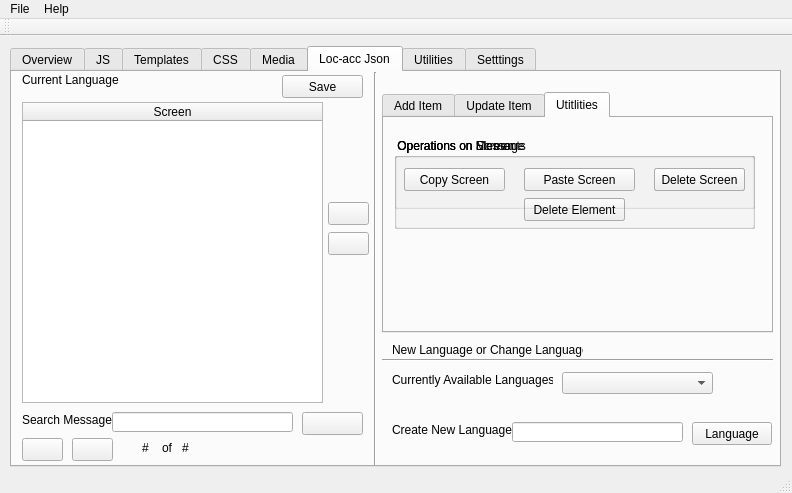
This is mainwindow.ui in vihangpatel/WatchDog2 as Qt 5 draws it before an edit. The edited form follows.
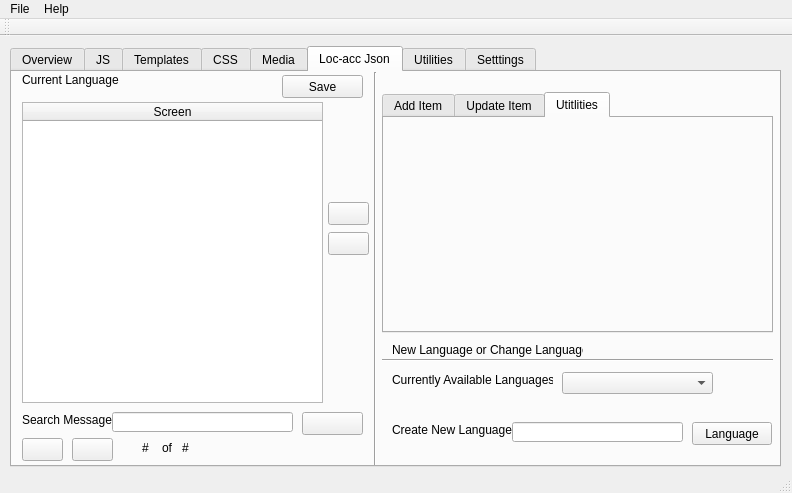
This is the edited form. The open tabs and pages were chosen to show the change. Icons and pictures are not drawn.

Commit message: Cut copy Paste operations are provided in the context menu on clicking the right mouse button.

Diff of the .ui file:
```diff
--- a/mainwindow.ui
+++ b/mainwindow.ui
@@ -1435,200 +1435,6 @@
        <attribute name="title">
         <string>Utitlities</string>
        </attribute>
-       <widget class="QGroupBox" name="groupBox_optMsg">
-        <property name="geometry">
-         <rect>
-          <x>10</x>
-          <y>20</y>
-          <width>361</width>
-          <height>91</height>
-         </rect>
-        </property>
-        <property name="title">
-         <string> Operations on Message</string>
-        </property>
-        <widget class="QPushButton" name="cutMsgBtn">
-         <property name="geometry">
-          <rect>
-           <x>10</x>
-           <y>30</y>
-           <width>91</width>
-           <height>23</height>
-          </rect>
-         </property>
-         <property name="text">
-          <string>Cut Message</string>
-         </property>
-        </widget>
-        <widget class="QPushButton" name="copyMsgBtn">
-         <property name="geometry">
-          <rect>
-           <x>130</x>
-           <y>30</y>
-           <width>101</width>
-           <height>23</height>
-          </rect>
-         </property>
-         <property name="text">
-          <string>Copy Message</string>
-         </property>
-        </widget>
-        <widget class="QPushButton" name="pasteMsgBtn">
-         <property name="geometry">
-          <rect>
-           <x>260</x>
-           <y>30</y>
-           <width>91</width>
-           <height>23</height>
-          </rect>
-         </property>
-         <property name="text">
-          <string>Paste Message</string>
-         </property>
-        </widget>
-        <widget class="QPushButton" name="dltMsgBtn">
-         <property name="geometry">
-          <rect>
-           <x>130</x>
-           <y>60</y>
-           <width>101</width>
-           <height>23</height>
-          </rect>
-         </property>
-         <property name="text">
-          <string>Delete Message</string>
-         </property>
-         <property name="icon">
-          <iconset resource="resources.qrc">
-           <normaloff>:/images/delete-48.png</normaloff>:/images/delete-48.png</iconset>
-         </property>
-        </widget>
-       </widget>
-       <widget class="QGroupBox" name="groupBox_optEle">
-        <property name="geometry">
-         <rect>
-          <x>10</x>
-          <y>20</y>
-          <width>361</width>
-          <height>91</height>
-         </rect>
-        </property>
-        <property name="title">
-         <string> Operations on Elements</string>
-        </property>
-        <widget class="QPushButton" name="cutEleBtn">
-         <property name="geometry">
-          <rect>
-           <x>10</x>
-           <y>30</y>
-           <width>91</width>
-           <height>23</height>
-          </rect>
-         </property>
-         <property name="text">
-          <string>Cut Element</string>
-         </property>
-        </widget>
-        <widget class="QPushButton" name="copyEleBtn">
-         <property name="geometry">
-          <rect>
-           <x>130</x>
-           <y>30</y>
-           <width>101</width>
-           <height>23</height>
-          </rect>
-         </property>
-         <property name="text">
-          <string>Copy Element</string>
-         </property>
-        </widget>
-        <widget class="QPushButton" name="pasteEleBtn">
-         <property name="geometry">
-          <rect>
-           <x>260</x>
-           <y>30</y>
-           <width>91</width>
-           <height>23</height>
-          </rect>
-         </property>
-         <property name="text">
-          <string>Paste Element</string>
-         </property>
-        </widget>
-        <widget class="QPushButton" name="dltEleBtn">
-         <property name="geometry">
-          <rect>
-           <x>130</x>
-           <y>60</y>
-           <width>101</width>
-           <height>23</height>
-          </rect>
-         </property>
-         <property name="text">
-          <string>Delete Element</string>
-         </property>
-         <property name="icon">
-          <iconset resource="resources.qrc">
-           <normaloff>:/images/delete-48.png</normaloff>:/images/delete-48.png</iconset>
-         </property>
-        </widget>
-       </widget>
-       <widget class="QGroupBox" name="groupBox_optScr">
-        <property name="geometry">
-         <rect>
-          <x>10</x>
-          <y>20</y>
-          <width>361</width>
-          <height>71</height>
-         </rect>
-        </property>
-        <property name="title">
-         <string> Operations on Screen</string>
-        </property>
-        <widget class="QPushButton" name="copyScrBtn">
-         <property name="geometry">
-          <rect>
-           <x>10</x>
-           <y>30</y>
-           <width>101</width>
-           <height>23</height>
-          </rect>
-         </property>
-         <property name="text">
-          <string>Copy Screen</string>
-         </property>
-        </widget>
-        <widget class="QPushButton" name="pasteScrBtn">
-         <property name="geometry">
-          <rect>
-           <x>130</x>
-           <y>30</y>
-           <width>111</width>
-           <height>23</height>
-          </rect>
-         </property>
-         <property name="text">
-          <string>Paste Screen</string>
-         </property>
-        </widget>
-        <widget class="QPushButton" name="dltScrBtn">
-         <property name="geometry">
-          <rect>
-           <x>260</x>
-           <y>30</y>
-           <width>91</width>
-           <height>23</height>
-          </rect>
-         </property>
-         <property name="text">
-          <string>Delete Screen</string>
-         </property>
-         <property name="icon">
-          <iconset resource="resources.qrc">
-           <normaloff>:/images/delete-48.png</normaloff>:/images/delete-48.png</iconset>
-         </property>
-        </widget>
-       </widget>
       </widget>
      </widget>
      <widget class="QLabel" name="label_25">
```
Left out of the diff: 13 changed lines with no effect on the pictures. The commit also changes 5 other files.
